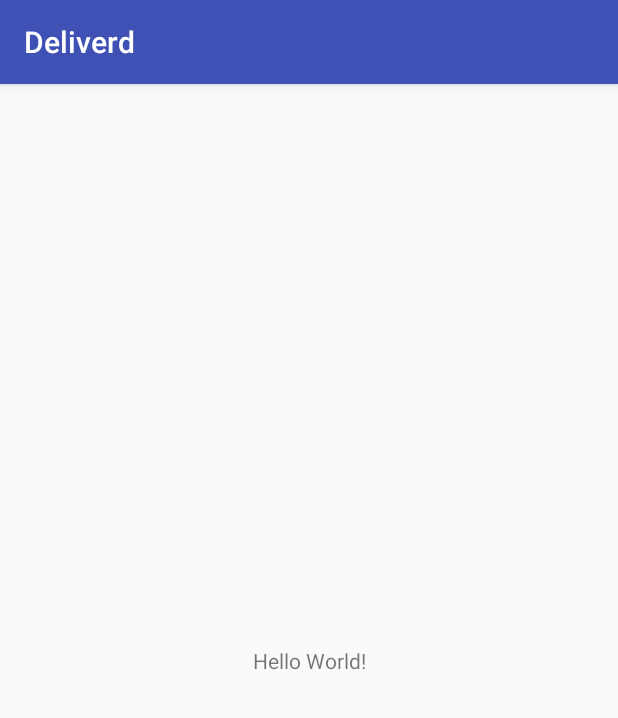
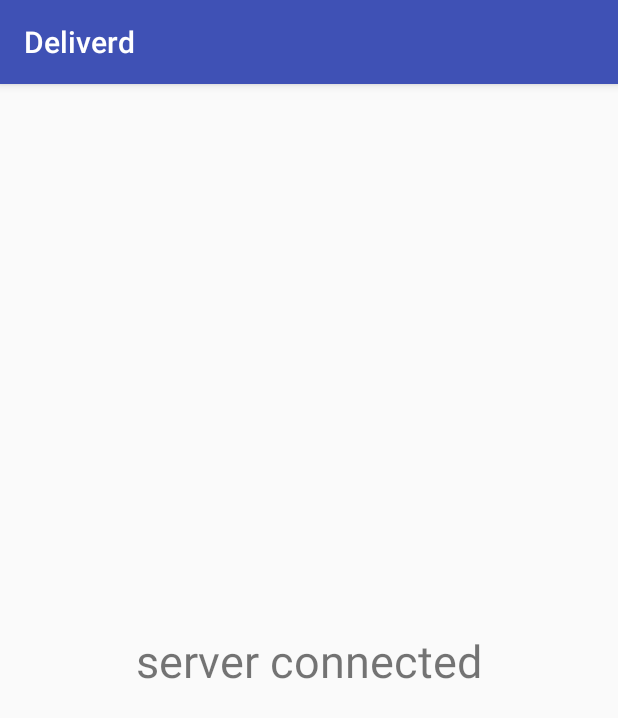
Before and after one commit to Eoghan-K/Deliverd, an Android app: the screen it shows after launch (MainActivity), on a phone screen of 412 x 824 dp. Shown: the top 718 px of the screen. Run offline under Robolectric (Android 15) with nearby library versions, the phone set to English and light mode, and no system bars; libraries missing offline, so code that uses them is left out: com.parse; 12 statements that could not run were skipped.

Commit message:
UI changes

```diff
--- a/app/src/main/res/layout/activity_main.xml
+++ b/app/src/main/res/layout/activity_main.xml
@@ -9,10 +9,12 @@
     <TextView
         android:layout_width="wrap_content"
         android:layout_height="wrap_content"
-        android:text="Hello World!"
+        android:text="server connected"
+        android:textSize="30sp"
         app:layout_constraintBottom_toBottomOf="parent"
-        app:layout_constraintLeft_toLeftOf="parent"
-        app:layout_constraintRight_toRightOf="parent"
+        app:layout_constraintEnd_toEndOf="parent"
+        app:layout_constraintHorizontal_bias="0.5"
+        app:layout_constraintStart_toStartOf="parent"
         app:layout_constraintTop_toTopOf="parent" />
 
 </android.support.constraint.ConstraintLayout>
```
Also changed, not shown: 1 other file.
